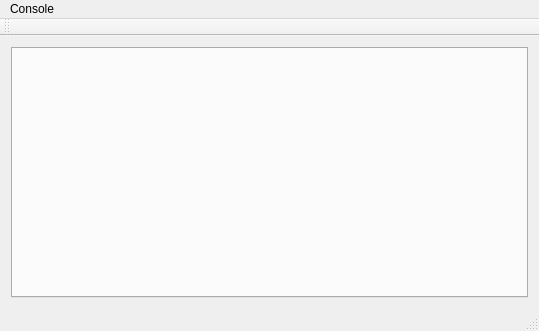
Old version of the form mainwindow.ui in the repository iuresti/console-manager.
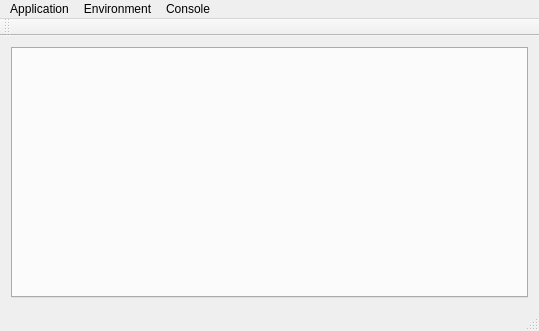
New version of the form. Icons and pictures are not drawn.

Patch:
```diff
--- a/mainwindow.ui
+++ b/mainwindow.ui
@@ -39,6 +39,20 @@
     </property>
     <addaction name="actionNew"/>
    </widget>
+   <widget class="QMenu" name="menuEnvironment">
+    <property name="title">
+     <string>Environment</string>
+    </property>
+    <addaction name="actionGlobal_environment_variables"/>
+   </widget>
+   <widget class="QMenu" name="menuApplication">
+    <property name="title">
+     <string>Application</string>
+    </property>
+    <addaction name="actionExit"/>
+   </widget>
+   <addaction name="menuApplication"/>
+   <addaction name="menuEnvironment"/>
    <addaction name="menuConsole"/>
   </widget>
   <widget class="QToolBar" name="mainToolBar">
```
Left out of the diff: 45 changed lines with no effect on the pictures.
